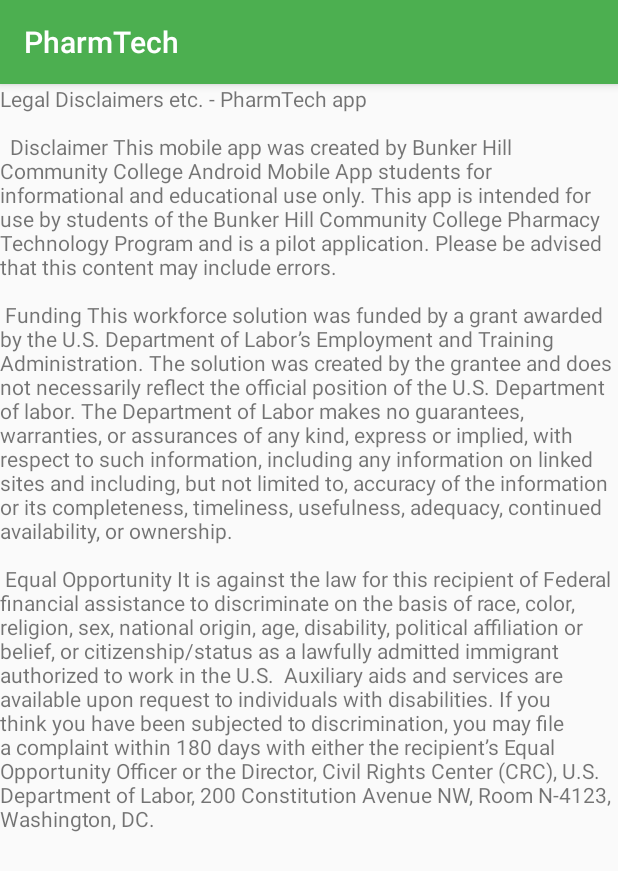
After one commit to senayTTekle/PharmApp, an Android app: the fragment LegalFragment shown on its own in the app's theme, on a phone screen of 412 x 824 dp. The commit adds this screen. Shown: the top 871 px of the screen. Run offline under Robolectric (Android 15) with nearby library versions, the phone set to English and light mode, and no system bars; 1 statement that could not run was skipped.

Commit message:
I added code to support legal text, which

```diff
--- a/app/src/main/java/com/bhcc/app/pharmtech/view/MainActivity.java
+++ b/app/src/main/java/com/bhcc/app/pharmtech/view/MainActivity.java
@@ -3,6 +3,7 @@ package com.bhcc.app.pharmtech.view;
 import com.bhcc.app.pharmtech.R;
 import com.bhcc.app.pharmtech.data.MedicineLab;
 import com.bhcc.app.pharmtech.view.filter.FilterFragment;
+import com.bhcc.app.pharmtech.view.legal.LegalFragment;
 import com.bhcc.app.pharmtech.view.navigation.ReplaceFragmentCommand;
 import com.bhcc.app.pharmtech.view.quiz.SelectQuizFragment;
 import com.bhcc.app.pharmtech.view.review.ReviewFragment;
@@ -96,6 +97,10 @@ public class MainActivity extends AppCompatActivity
             ReplaceFragmentCommand.startNewFragment(this, new ReviewFragment(), false);
         }
 
+        if (itemId == R.id.legal) {
+            ReplaceFragmentCommand.startNewFragment(this, new LegalFragment(), false);
+        }
+
         closeDrawer();
 
         return false;
--- /dev/null
+++ b/app/src/main/java/com/bhcc/app/pharmtech/view/legal/LegalFragment.java
@@ -0,0 +1,27 @@
+package com.bhcc.app.pharmtech.view.legal;
+
+import android.os.Bundle;
+import android.support.annotation.Nullable;
+import android.support.v4.app.Fragment;
+import android.view.LayoutInflater;
+import android.view.View;
+import android.view.ViewGroup;
+
+import com.bhcc.app.pharmtech.R;
+
+/**
+ * Created by zsousa on 10/31/17.
+ */
+
+public class LegalFragment extends Fragment {
+
+
+
+    @Override
+    public View onCreateView(LayoutInflater inflater, ViewGroup container,  Bundle savedInstanceState) {
+
+        View view = inflater.inflate(R.layout.activity_legal, container, false);
+
+        return view;
+    }
+}
--- /dev/null
+++ b/app/src/main/res/layout/activity_legal.xml
@@ -0,0 +1,22 @@
+<?xml version="1.0" encoding="utf-8"?>
+<LinearLayout xmlns:android="http://schemas.android.com/apk/res/android"
+    android:orientation="vertical" android:layout_width="match_parent"
+    android:layout_height="match_parent">
+
+    <TextView
+        android:id="@+id/textView"
+        android:layout_width="match_parent"
+        android:layout_height="wrap_content"
+        android:text="Legal Disclaimers etc. - PharmTech app\n\n
+
+Disclaimer
+This mobile app was created by Bunker Hill Community College Android Mobile App students for informational and educational use only. This app is intended for use by students of the Bunker Hill Community College Pharmacy Technology Program and is a pilot application. Please be advised that this content may include errors.
+\n\n
+Funding
+This workforce solution was funded by a grant awarded by the U.S. Department of Labor’s Employment and Training Administration. The solution was created by the grantee and does not necessarily reflect the official position of the U.S. Department of labor. The Department of Labor makes no guarantees, warranties, or assurances of any kind, express or implied, with respect to such information, including any information on linked sites and including, but not limited to, accuracy of the information or its completeness, timeliness, usefulness, adequacy, continued availability, or ownership.
+
+\n\n
+Equal Opportunity
+It is against the law for this recipient of Federal financial assistance to discriminate on the basis of race, color, religion, sex, national origin, age, disability, political affiliation or belief, or citizenship/status as a lawfully admitted immigrant authorized to work in the U.S.  Auxiliary aids and services are available upon request to individuals with disabilities. If you think you have been subjected to discrimination, you may file a complaint within 180 days with either the recipient’s Equal Opportunity Officer or the Director, Civil Rights Center (CRC), U.S. Department of Labor, 200 Constitution Avenue NW, Room N-4123, Washington, DC.
+" />
+</LinearLayout>
```
